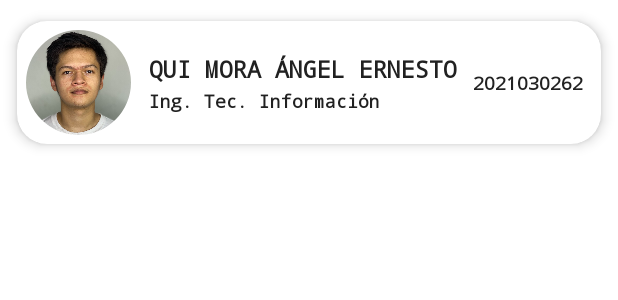
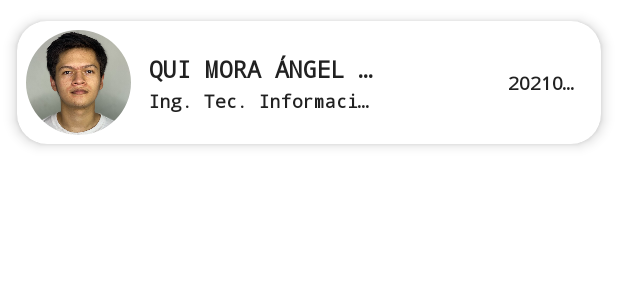
Before and after one commit to migurd/prm-pr2-bottomNav, an Android app: the layout alumn_item.xml on its own in the app's theme, with its tools: preview values and no code run, on a phone screen of 412 x 824 dp. Shown: the top 300 px of the screen. Run offline under Robolectric (Android 15) with nearby library versions, the phone set to English and light mode, and no system bars.

```diff
--- a/app/src/main/res/layout/alumn_item.xml
+++ b/app/src/main/res/layout/alumn_item.xml
@@ -50,34 +50,40 @@
 
                 <TextView
                     android:id="@+id/txtAlumnoNombre"
-                    android:layout_width="match_parent"
+                    android:layout_width="150dp"
                     android:layout_height="wrap_content"
                     android:layout_marginBottom="2dp"
                     android:text="@string/alumno"
                     android:textColor="@color/black"
                     android:textSize="15sp"
-                    android:textStyle="bold" />
+                    android:textStyle="bold"
+                    android:ellipsize="end"
+                    android:maxLines="1" />
 
                 <TextView
                     android:id="@+id/txtAlumnoCarrera"
-                    android:layout_width="match_parent"
+                    android:layout_width="150dp"
                     android:layout_height="wrap_content"
                     android:layout_marginBottom="2dp"
                     android:text="Ing. Tec. Información"
                     android:textColor="@color/black"
                     android:textSize="12sp"
-                    android:textStyle="bold" />
+                    android:textStyle="bold"
+                    android:ellipsize="end"
+                    android:maxLines="1" />
             </LinearLayout>
 
             <TextView
                 android:id="@+id/txtMatricula"
-                android:layout_width="wrap_content"
+                android:layout_width="50dp"
                 android:layout_height="wrap_content"
                 android:layout_marginEnd="6dp"
                 android:layout_marginRight="6dp"
                 android:text="2021030262"
                 android:textSize="12sp"
                 android:textStyle="bold"
+                android:ellipsize="end"
+                android:maxLines="1"
                 app:layout_constraintEnd_toEndOf="parent"
                 app:layout_constraintTop_toTopOf="parent"
                 app:layout_constraintBottom_toBottomOf="parent" />
```
Also changed, not shown: app/src/main/java/com/example/appmenubutton/AboutFragment.kt (+11 -2 lines), app/src/main/java/com/example/appmenubutton/AlumnosAdapter.kt (+14 -4 lines), app/src/main/java/com/example/appmenubutton/DbFragment.kt (+56 -22 lines), app/src/main/java/com/example/appmenubutton/database/Alumno.kt (+41 -6 lines).
